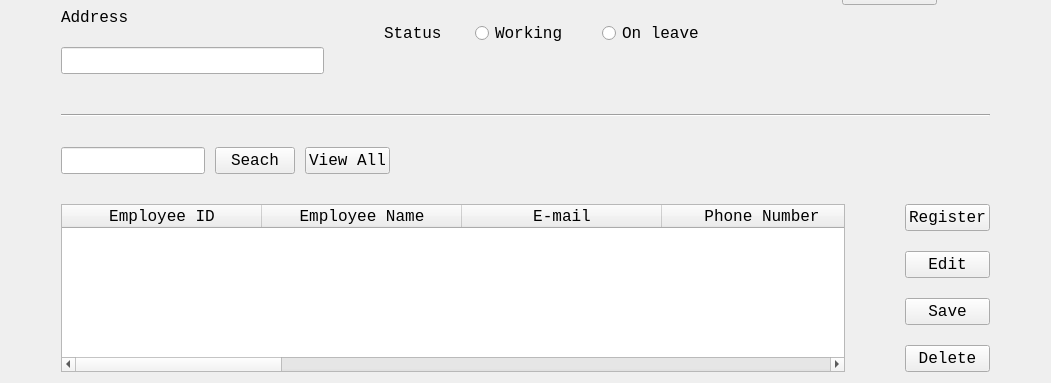
The window that EmployeeUI.ui (ASNaeem/Simple-VCMS) describes before a commit, drawn with Qt 5; both pictures show x 0 to 1051 and y 441 to 824 of the 1051 by 824 pixel window.
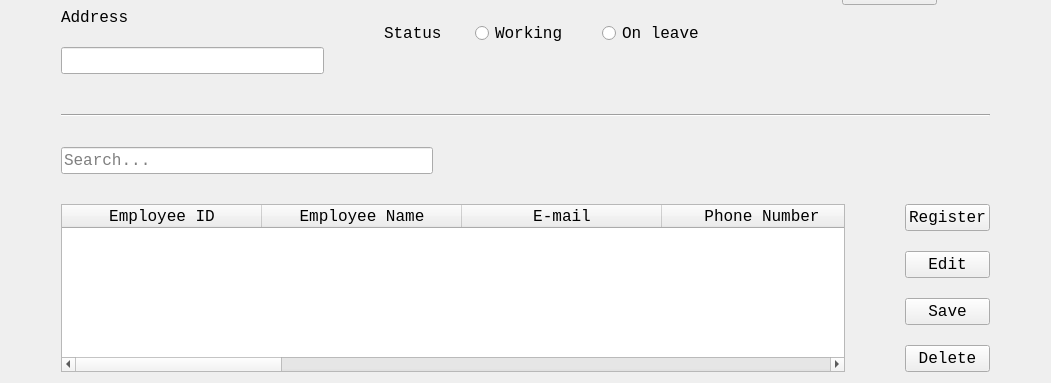
The same window after the commit.

Commit message: added search method

What changed in the file:
```diff
--- a/EmployeeUI.ui
+++ b/EmployeeUI.ui
@@ -786,7 +786,7 @@
       </widget>
      </item>
      <item>
-      <layout class="QHBoxLayout" name="horizontalLayout_35" stretch="20,0,0">
+      <layout class="QHBoxLayout" name="horizontalLayout_35" stretch="40,60">
        <property name="spacing">
         <number>10</number>
        </property>
@@ -794,7 +794,7 @@
         <number>10</number>
        </property>
        <property name="rightMargin">
-        <number>600</number>
+        <number>0</number>
        </property>
        <property name="bottomMargin">
         <number>10</number>
@@ -813,39 +813,23 @@
            <pointsize>12</pointsize>
           </font>
          </property>
-        </widget>
-       </item>
-       <item>
-        <widget class="QPushButton" name="button_search_6">
-         <property name="font">
-          <font>
-           <family>Courier New</family>
-           <pointsize>12</pointsize>
-          </font>
+         <property name="placeholderText">
+          <string>Search...</string>
          </property>
-         <property name="cursor">
-          <cursorShape>PointingHandCursor</cursorShape>
-         </property>
-         <property name="text">
-          <string>Seach</string>
-         </property>
         </widget>
        </item>
        <item>
-        <widget class="QPushButton" name="pushButton_2">
-         <property name="font">
-          <font>
-           <family>Courier New</family>
-           <pointsize>12</pointsize>
-          </font>
+        <spacer name="horizontalSpacer_4">
+         <property name="orientation">
+          <enum>Qt::Horizontal</enum>
          </property>
-         <property name="cursor">
-          <cursorShape>PointingHandCursor</cursorShape>
+         <property name="sizeHint" stdset="0">
+          <size>
+           <width>40</width>
+           <height>20</height>
+          </size>
          </property>
-         <property name="text">
-          <string>View All</string>
-         </property>
-        </widget>
+        </spacer>
        </item>
       </layout>
      </item>
```
The commit also changes 9 other files.
